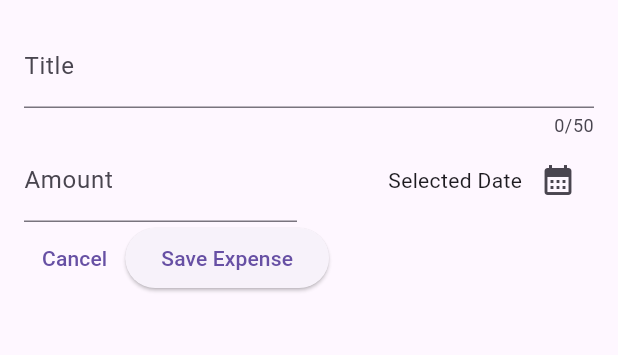
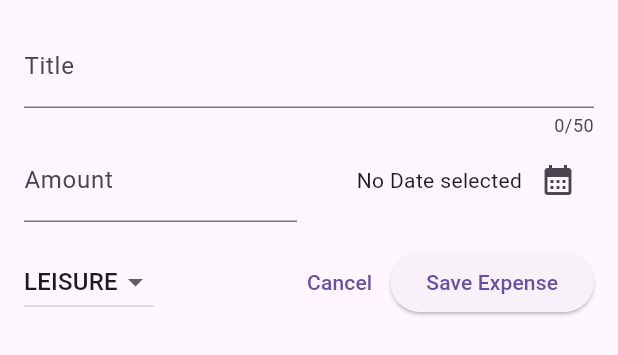
Before and after one commit to kripalsinghuk/expense_tracker, a Flutter app: the NewExpense widget shown alone on an empty page, opened directly, on a phone screen of 412 x 824 dp. Shown: the top 355 px of the screen. Run offline on Flutter 3.47's test engine with Material 3 defaults, Android fonts, the phone set to English and light mode, and no system bars.

Commit message:
add dropdown categories

```diff
--- a/lib/widgets/new_expense.dart
+++ b/lib/widgets/new_expense.dart
@@ -1,3 +1,4 @@
+import 'package:expense_tracer/models/expese.dart';
 import 'package:flutter/material.dart';
 
 class NewExpense extends StatefulWidget {
@@ -15,16 +16,21 @@
 
   final _titleController = TextEditingController();
   final _expenseAmountController = TextEditingController();
+  DateTime? _selectedDate;
+  Category _selectedCategory = Category.leisure;
 
-  void _presentDatePicker() {
+  void _presentDatePicker() async {
     final now = DateTime.now();
     final firstDate = DateTime(now.year - 1, now.month, now.day);
-    showDatePicker(
+    final pickedDate = await showDatePicker(
       context: context,
       initialDate: now,
       firstDate: firstDate,
       lastDate: now,
     );
+    setState(() {
+      _selectedDate = pickedDate;
+    });
   }
 
   @override
@@ -60,7 +66,11 @@
                 child: Row(
                   mainAxisAlignment: MainAxisAlignment.end,
                   children: [
-                    Text('Selected Date'),
+                    Text(
+                      _selectedDate == null
+                          ? 'No Date selected'
+                          : formatter.format(_selectedDate!),
+                    ),
                     IconButton(
                       onPressed: _presentDatePicker,
                       icon: Icon(Icons.calendar_month),
@@ -70,8 +80,29 @@
               ),
             ],
           ),
+          SizedBox(height: 16),
           Row(
             children: [
+              DropdownButton(
+                value: _selectedCategory,
+                items: Category.values
+                    .map(
+                      (category) => DropdownMenuItem(
+                        value: category,
+                        child: Text(category.name.toUpperCase()),
+                      ),
+                    )
+                    .toList(),
+                onChanged: (value) {
+                  setState(() {
+                    if (value == null) {
+                      return;
+                    }
+                    _selectedCategory = value;
+                  });
+                },
+              ),
+              Spacer(),
               TextButton(
                 onPressed: () {
                   Navigator.pop(context);
```
